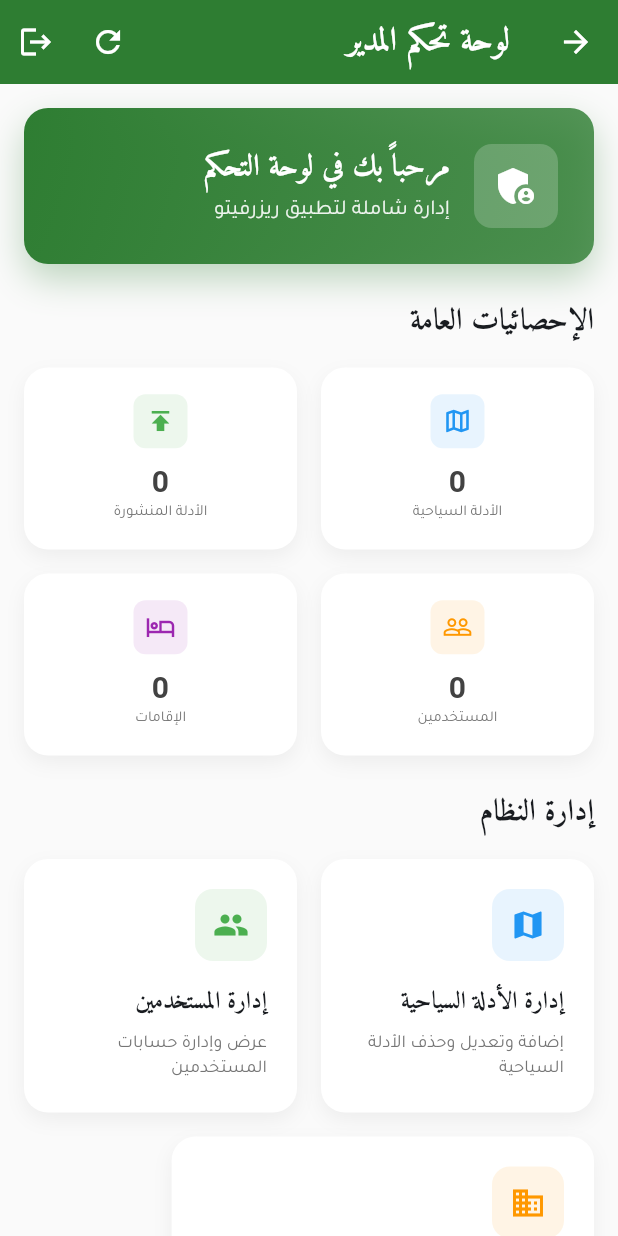
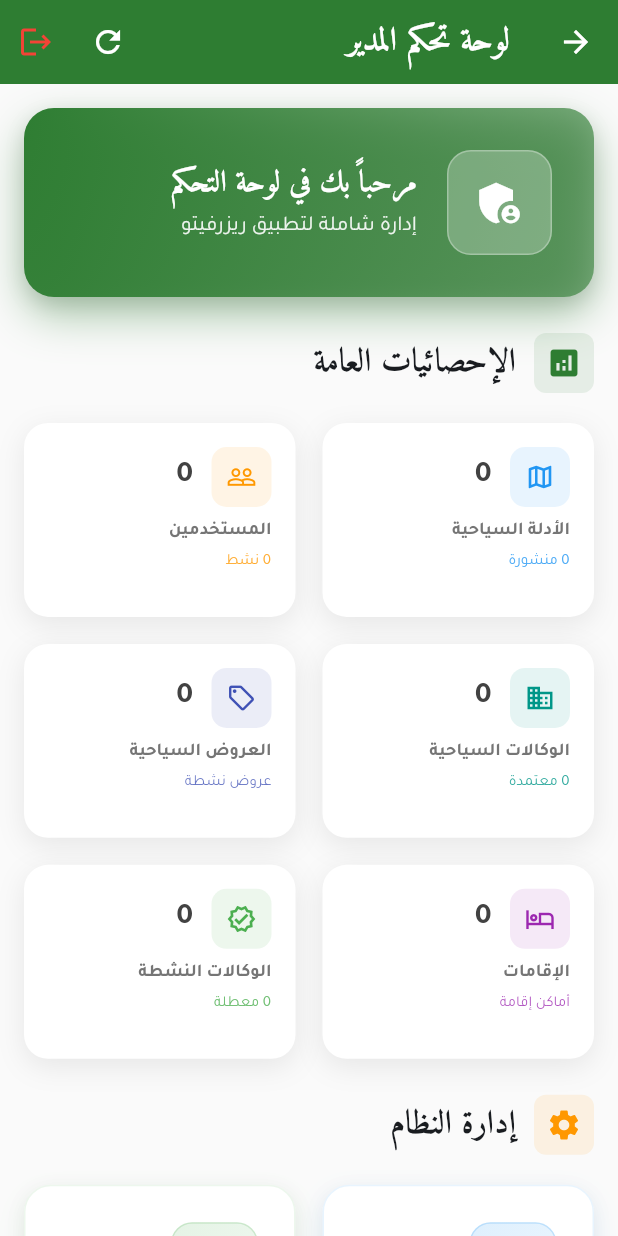
Before and after one commit to YassineGrib/rizervitoo, a Flutter app: the AdminDashboardScreen screen opened by its route, on a phone screen of 412 x 824 dp. Run offline on Flutter 3.47's test engine with Material 3 defaults, Android fonts, the phone set to English and light mode, and no system bars; our stand-ins replace image_picker, shared_preferences, supabase_flutter; accounts and stored records are empty.

Commit message:
feat(admin): enhance dashboard UI and add travel agencies stats
refactor(database): restore original admin policies and fix access issues
docs: update README with comprehensive project overview and features
style(home): improve section headers with icons and styling

```diff
--- a/lib/screens/admin_dashboard_screen.dart
+++ b/lib/screens/admin_dashboard_screen.dart
@@ -113,7 +113,7 @@ class _AdminDashboardScreenState extends State<AdminDashboardScreen> {
             tooltip: 'تحديث الإحصائيات',
           ),
           IconButton(
-            icon: const Icon(Icons.logout),
+            icon: Icon(Icons.logout, color: Colors.red),
             onPressed: _handleLogout,
             tooltip: 'تسجيل الخروج',
           ),
@@ -198,19 +198,28 @@ class _AdminDashboardScreenState extends State<AdminDashboardScreen> {
   Widget _buildWelcomeSection() {
     return Container(
       width: double.infinity,
-      padding: const EdgeInsets.all(24),
+      padding: const EdgeInsets.all(28),
       decoration: BoxDecoration(
         gradient: LinearGradient(
-          colors: [AppStyles.primaryColor, AppStyles.primaryColor.withOpacity(0.8)],
+          colors: [
+            AppStyles.primaryColor,
+            AppStyles.primaryColor.withOpacity(0.8),
+            AppStyles.primaryColor.withOpacity(0.6),
+          ],
           begin: Alignment.topLeft,
           end: Alignment.bottomRight,
         ),
-        borderRadius: BorderRadius.circular(16),
+        borderRadius: BorderRadius.circular(20),
         boxShadow: [
           BoxShadow(
-            color: AppStyles.primaryColor.withOpacity(0.3),
-            blurRadius: 20,
-            offset: const Offset(0, 10),
+            color: AppStyles.primaryColor.withOpacity(0.4),
+            blurRadius: 25,
+            offset: const Offset(0, 12),
+          ),
+          BoxShadow(
+            color: Colors.black.withOpacity(0.1),
+            blurRadius: 10,
+            offset: const Offset(0, 5),
           ),
         ],
       ),
@@ -220,18 +229,22 @@ class _AdminDashboardScreenState extends State<AdminDashboardScreen> {
           Row(
             children: [
               Container(
-                padding: const EdgeInsets.all(12),
+                padding: const EdgeInsets.all(16),
                 decoration: BoxDecoration(
-                  color: Colors.white.withOpacity(0.2),
-                  borderRadius: BorderRadius.circular(12),
+                  color: Colors.white.withOpacity(0.25),
+                  borderRadius: BorderRadius.circular(16),
+                  border: Border.all(
+                    color: Colors.white.withOpacity(0.3),
+                    width: 1,
+                  ),
                 ),
                 child: const Icon(
                   Icons.admin_panel_settings,
                   color: Colors.white,
-                  size: 32,
+                  size: 36,
                 ),
               ),
-              const SizedBox(width: 16),
+              const SizedBox(width: 20),
               Expanded(
                 child: Column(
                   crossAxisAlignment: CrossAxisAlignment.start,
@@ -270,46 +283,81 @@ class _AdminDashboardScreenState extends State<AdminDashboardScreen> {
     return Column(
       crossAxisAlignment: CrossAxisAlignment.start,
       children: [
+        Row(
+          children: [
+            Container(
+              padding: const EdgeInsets.all(8),
+              decoration: BoxDecoration(
+                color: AppStyles.primaryColor.withOpacity(0.1),
+                borderRadius: BorderRadius.circular(8),
+              ),
+              child: Icon(
+                Icons.analytics,
+                color: AppStyles.primaryColor,
+                size: 24,
+              ),
+            ),
+            const SizedBox(width: 12),
             const Text(
               'الإحصائيات العامة',
               style: TextStyle(
-            fontSize: 20,
+                fontSize: 22,
                 fontWeight: FontWeight.bold,
                 fontFamily: 'Amiri',
               ),
             ),
-        const SizedBox(height: 16),
+          ],
+        ),
+        const SizedBox(height: 20),
         GridView.count(
           shrinkWrap: true,
           physics: const NeverScrollableScrollPhysics(),
           crossAxisCount: 2,
-          crossAxisSpacing: 16,
-          mainAxisSpacing: 16,
-          childAspectRatio: 1.5,
+          crossAxisSpacing: 18,
+          mainAxisSpacing: 18,
+          childAspectRatio: 1.4,
           children: [
             _buildStatCard(
               'الأدلة السياحية',
               _stats!['total_guides'].toString(),
               Icons.map_outlined,
               Colors.blue,
-            ),
-            _buildStatCard(
-              'الأدلة المنشورة',
-              _stats!['published_guides'].toString(),
-              Icons.publish,
-              Colors.green,
+              subtitle: '${_stats!['published_guides']} منشورة',
             ),
             _buildStatCard(
               'المستخدمين',
               _stats!['total_users'].toString(),
               Icons.people_outline,
               Colors.orange,
+              subtitle: '${_stats!['active_users']} نشط',
+            ),
+            _buildStatCard(
+              'الوكالات السياحية',
+              _stats!['total_agencies'].toString(),
+              Icons.business_outlined,
+              Colors.teal,
+              subtitle: '${_stats!['verified_agencies']} معتمدة',
+            ),
+            _buildStatCard(
+              'العروض السياحية',
+              _stats!['total_offers'].toString(),
+              Icons.local_offer_outlined,
+              Colors.indigo,
+              subtitle: 'عروض نشطة',
             ),
             _buildStatCard(
               'الإقامات',
               _stats!['total_accommodations'].toString(),
               Icons.hotel_outlined,
               Colors.purple,
+              subtitle: 'أماكن إقامة',
+            ),
+            _buildStatCard(
+              'الوكالات النشطة',
+              _stats!['active_agencies'].toString(),
+              Icons.verified_outlined,
+              Colors.green,
+              subtitle: '${_stats!['inactive_agencies']} معطلة',
             ),
           ],
         ),
@@ -317,29 +365,31 @@ class _AdminDashboardScreenState extends State<AdminDashboardScreen> {
     );
   }
 
-  Widget _buildStatCard(String title, String value, IconData icon, Color color) {
+  Widget _buildStatCard(String title, String value, IconData icon, Color color, {String? subtitle}) {
     return Container(
-      padding: const EdgeInsets.all(12),
+      padding: const EdgeInsets.all(16),
       decoration: BoxDecoration(
         color: Colors.white,
         borderRadius: BorderRadius.circular(16),
         boxShadow: [
           BoxShadow(
-            color: Colors.black.withOpacity(0.05),
-            blurRadius: 10,
+            color: Colors.black.withOpacity(0.08),
+            blurRadius: 15,
             offset: const Offset(0, 5),
           ),
         ],
       ),
       child: Column(
-        mainAxisAlignment: MainAxisAlignment.center,
+        crossAxisAlignment: CrossAxisAlignment.start,
         mainAxisSize: MainAxisSize.min,
         children: [
+          Row(
+            children: [
               Container(
-            padding: const EdgeInsets.all(8),
+                padding: const EdgeInsets.all(10),
                 decoration: BoxDecoration(
                   color: color.withOpacity(0.1),
-              borderRadius: BorderRadius.circular(8),
+                  borderRadius: BorderRadius.circular(10),
                 ),
                 child: Icon(
                   icon,
@@ -347,31 +397,47 @@ class _AdminDashboardScreenState extends State<AdminDashboardScreen> {
                   size: 20,
                 ),
               ),
-          const SizedBox(height: 8),
-          Flexible(
+              const SizedBox(width: 12),
+              Expanded(
                 child: Text(
                   value,
                   style: TextStyle(
                     fontSize: 20,
                     fontWeight: FontWeight.bold,
                     color: Colors.grey[800],
+                    fontFamily: 'Tajawal',
                   ),
                 ),
               ),
-          const SizedBox(height: 2),
-          Flexible(
-            child: Text(
+            ],
+          ),
+          const SizedBox(height: 8),
+          Text(
             title,
-              textAlign: TextAlign.center,
+            textAlign: TextAlign.start,
             maxLines: 2,
             overflow: TextOverflow.ellipsis,
             style: TextStyle(
-                fontSize: 10,
+              fontSize: 12,
+              fontWeight: FontWeight.w600,
               color: Colors.grey[600],
               fontFamily: 'Tajawal',
             ),
           ),
+          if (subtitle != null) ...[
+            const SizedBox(height: 4),
+            Text(
+              subtitle,
+              textAlign: TextAlign.start,
+              maxLines: 1,
+              overflow: TextOverflow.ellipsis,
+              style: TextStyle(
+                fontSize: 10,
+                color: color.withOpacity(0.8),
+                fontFamily: 'Tajawal',
               ),
+            ),
+          ]
         ],
       ),
     );
@@ -381,21 +447,37 @@ class _AdminDashboardScreenState extends State<AdminDashboardScreen> {
     return Column(
       crossAxisAlignment: CrossAxisAlignment.start,
       children: [
+        Row(
+          children: [
+            Container(
+              padding: const EdgeInsets.all(8),
+              decoration: BoxDecoration(
+                color: Colors.orange.withOpacity(0.1),
+                borderRadius: BorderRadius.circular(8),
+              ),
+              child: const Icon(
+                Icons.settings,
+                color: Colors.orange,
+                size: 24,
+              ),
+            ),
+            const SizedBox(width: 12),
             const Text(
               'إدارة النظام',
               style: TextStyle(
-            fontSize: 20,
+                fontSize: 22,
                 fontWeight: FontWeight.bold,
                 fontFamily: 'Amiri',
               ),
             ),
-        const SizedBox(height: 16),
+          ],
+        ),
+        const SizedBox(height: 20),
         Row(
           children: [
             Expanded(
               child: _buildManagementCard(
                 'إدارة الأدلة السياحية',
-                'إضافة وتعديل وحذف الأدلة السياحية',
                 Icons.map,
                 Colors.blue,
                 () {
@@ -407,11 +489,10 @@ class _AdminDashboardScreenState extends State<AdminDashboardScreen> {
                 },
               ),
             ),
-            const SizedBox(width: 16),
+            const SizedBox(width: 18),
             Expanded(
               child: _buildManagementCard(
                 'إدارة المستخدمين',
-                'عرض وإدارة حسابات المستخدمين',
                 Icons.people,
                 Colors.green,
                 () {
@@ -425,20 +506,18 @@ class _AdminDashboardScreenState extends State<AdminDashboardScreen> {
             ),
           ],
         ),
-        const SizedBox(height: 16),
+        const SizedBox(height: 18),
 
         _buildManagementCard(
           'إدارة الوكالات السياحية',
-          'إضافة وتعديل وحذف الوكالات السياحية والعروض',
           Icons.business,
           Colors.orange,
-          () {
-            Navigator.of(context).push(
+          () => Navigator.push(
+            context,
             MaterialPageRoute(
               builder: (context) => const TravelAgenciesAdminScreen(),
             ),
-            );
-          },
+          ),
         ),
       ],
     );
@@ -446,23 +525,34 @@ class _AdminDashboardScreenState extends State<AdminDashboardScreen> {
 
   Widget _buildManagementCard(
     String title,
-    String description,
     IconData icon,
     Color color,
     VoidCallback onTap,
   ) {
-    return GestureDetector(
+    return Material(
+      color: Colors.transparent,
+      child: InkWell(
         onTap: onTap,
+        borderRadius: BorderRadius.circular(18),
         child: Container(
-        padding: const EdgeInsets.all(20),
+          padding: const EdgeInsets.all(24),
           decoration: BoxDecoration(
             color: Colors.white,
-          borderRadius: BorderRadius.circular(16),
+            borderRadius: BorderRadius.circular(18),
+            border: Border.all(
+              color: color.withOpacity(0.1),
+              width: 1,
+            ),
             boxShadow: [
+              BoxShadow(
+                color: color.withOpacity(0.1),
+                blurRadius: 15,
+                offset: const Offset(0, 8),
+              ),
               BoxShadow(
                 color: Colors.black.withOpacity(0.05),
                 blurRadius: 10,
-              offset: const Offset(0, 5),
+                offset: const Offset(0, 4),
               ),
             ],
           ),
@@ -470,18 +560,29 @@ class _AdminDashboardScreenState extends State<AdminDashboardScreen> {
             crossAxisAlignment: CrossAxisAlignment.start,
             children: [
               Container(
-              padding: const EdgeInsets.all(12),
+                padding: const EdgeInsets.all(14),
                 decoration: BoxDecoration(
-                color: color.withOpacity(0.1),
-                borderRadius: BorderRadius.circular(12),
+                  gradient: LinearGradient(
+                    colors: [
+                      color.withOpacity(0.15),
+                      color.withOpacity(0.08),
+                    ],
+                    begin: Alignment.topLeft,
+                    end: Alignment.bottomRight,
+                  ),
+                  borderRadius: BorderRadius.circular(14),
+                  border: Border.all(
+                    color: color.withOpacity(0.2),
+                    width: 1,
+                  ),
                 ),
                 child: Icon(
                   icon,
                   color: color,
-                size: 24,
+                  size: 28,
                 ),
               ),
-            const SizedBox(height: 16),
+              const SizedBox(height: 18),
               Text(
                 title,
                 style: const TextStyle(
@@ -489,17 +590,20 @@ class _AdminDashboardScreenState extends State<AdminDashboardScreen> {
                   fontWeight: FontWeight.bold,
                   fontFamily: 'Amiri',
                 ),
+                maxLines: 2,
+                overflow: TextOverflow.ellipsis,
               ),
               const SizedBox(height: 8),
-            Text(
-              description,
-              style: TextStyle(
-                fontSize: 12,
-                color: Colors.grey[600],
-                fontFamily: 'Tajawal',
+              Container(
+                height: 3,
+                width: 40,
+                decoration: BoxDecoration(
+                  color: color.withOpacity(0.6),
+                  borderRadius: BorderRadius.circular(2),
                 ),
               ),
             ],
+          ),
         ),
       ),
     );
--- a/lib/services/admin_service.dart
+++ b/lib/services/admin_service.dart
@@ -54,11 +54,21 @@ class AdminService {
       final usersResponse = await _supabase.from('profiles').select('id').count(CountOption.exact);
       final accommodationsResponse = await _supabase.from('accommodations').select('id').count(CountOption.exact);
 
+      // Get travel agencies statistics
+      final totalAgenciesResponse = await _supabase.from('travel_agencies').select('id').count(CountOption.exact);
+      final activeAgenciesResponse = await _supabase.from('travel_agencies').select('id').eq('is_active', true).count(CountOption.exact);
+      final verifiedAgenciesResponse = await _supabase.from('travel_agencies').select('id').eq('is_active', true).eq('is_verified', true).count(CountOption.exact);
+      final agencyOffersResponse = await _supabase.from('travel_agency_offers').select('id').eq('is_active', true).count(CountOption.exact);
+
       // Get actual counts
       final totalGuides = guidesResponse.count ?? 0;
       final publishedGuides = publishedGuidesResponse.count ?? 0;
       final totalUsers = usersResponse.count ?? 0;
       final totalAccommodations = accommodationsResponse.count ?? 0;
+      final totalAgencies = totalAgenciesResponse.count ?? 0;
+      final activeAgencies = activeAgenciesResponse.count ?? 0;
+      final verifiedAgencies = verifiedAgenciesResponse.count ?? 0;
+      final totalOffers = agencyOffersResponse.count ?? 0;
 
       return {
         'total_guides': totalGuides,
@@ -66,6 +76,12 @@ class AdminService {
         'draft_guides': totalGuides - publishedGuides,
         'total_users': totalUsers,
         'total_accommodations': totalAccommodations,
+        'total_agencies': totalAgencies,
+        'active_agencies': activeAgencies,
+        'inactive_agencies': totalAgencies - activeAgencies,
+        'verified_agencies': verifiedAgencies,
+        'unverified_agencies': activeAgencies - verifiedAgencies,
+        'total_offers': totalOffers,
         'active_users': (totalUsers * 0.8).round(), // 80% active
         'new_users_this_month': (totalUsers * 0.2).round(), // 20% new
         'total_bookings': totalUsers * 2, // Mock: 2 bookings per user
@@ -80,6 +96,12 @@ class AdminService {
         'draft_guides': 0,
         'total_users': 0,
         'total_accommodations': 0,
+        'total_agencies': 0,
+        'active_agencies': 0,
+        'inactive_agencies': 0,
+        'verified_agencies': 0,
+        'unverified_agencies': 0,
+        'total_offers': 0,
         'active_users': 0,
         'new_users_this_month': 0,
         'total_bookings': 0,
```
Also changed, not shown: lib/screens/home_screen.dart (+34 -0 lines), lib/screens/travel_agencies/travel_agency_details_screen.dart (+22 -20 lines), 5 other files. Lines whose indentation alone changed are shown as unchanged.
